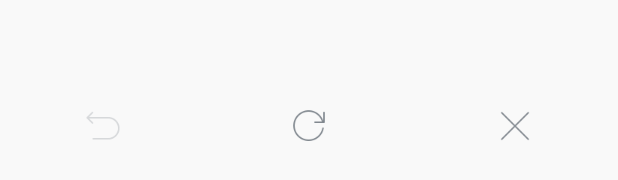
After one commit to yoomaz/AndroidCommon, an Android app: the layout layout_webpopup_bottom.xml on its own in the app's theme, with its tools: preview values and no code run, on a phone screen of 412 x 824 dp. The commit adds this screen. Shown: the part 492-672 px from the top of the screen. Run offline under Robolectric (Android 15) with nearby library versions, the phone set to English and light mode, and no system bars.

Commit message:
[代码修改]增加弹框类型webview

```diff
--- a/app/src/main/java/com/graypn/android_common/MainActivity.java
+++ b/app/src/main/java/com/graypn/android_common/MainActivity.java
@@ -34,7 +34,8 @@ public class MainActivity extends BaseActivity {
         btn.setOnClickListener(new View.OnClickListener() {
             @Override
             public void onClick(View v) {
-                WebViewUtils.launchWebActivity(MainActivity.this, "baidu", "http://www.baidu.com");
+//                WebViewUtils.launchWebActivity(MainActivity.this, "baidu", "http://www.baidu.com");
+                WebViewUtils.launchWebPopupActivity(MainActivity.this, "http://www.baidu.com");
             }
         });
     }
--- /dev/null
+++ b/cmmon/src/main/res/drawable/bg_webpopup_btn.xml
@@ -0,0 +1,5 @@
+<?xml version="1.0" encoding="utf-8"?>
+<selector xmlns:android="http://schemas.android.com/apk/res/android">
+    <item android:drawable="@color/bg_webpopup_btn_pressed" android:state_enabled="true" android:state_pressed="true" />
+    <item android:drawable="@color/bg_webpopup_btn_nomal" />
+</selector>
--- /dev/null
+++ b/cmmon/src/main/res/layout/layout_webpopup_bottom.xml
@@ -0,0 +1,35 @@
+<?xml version="1.0" encoding="utf-8"?>
+<LinearLayout xmlns:android="http://schemas.android.com/apk/res/android"
+    android:id="@+id/ll_webpopup_bottom"
+    android:layout_width="match_parent"
+    android:layout_height="match_parent"
+    android:background="@color/bg_webpopup_btn_nomal"
+    android:orientation="horizontal">
+
+    <ImageView
+        android:id="@+id/btn_back"
+        android:layout_width="0dp"
+        android:layout_height="match_parent"
+        android:layout_weight="1"
+        android:background="@drawable/bg_webpopup_btn"
+        android:scaleType="center"
+        android:src="@mipmap/ic_webpopup_back_unenable" />
+
+    <ImageView
+        android:id="@+id/btn_refresh"
+        android:layout_width="0dp"
+        android:layout_height="match_parent"
+        android:layout_weight="1"
+        android:background="@drawable/bg_webpopup_btn"
+        android:scaleType="center"
+        android:src="@mipmap/ic_webpopup_refresh" />
+
+    <ImageView
+        android:id="@+id/btn_close"
+        android:layout_width="0dp"
+        android:layout_height="match_parent"
+        android:layout_weight="1"
+        android:background="@drawable/bg_webpopup_btn"
+        android:scaleType="center"
+        android:src="@mipmap/ic_webpopup_close" />
+</LinearLayout>
--- a/cmmon/src/main/res/values/colors.xml
+++ b/cmmon/src/main/res/values/colors.xml
@@ -37,5 +37,10 @@
     <color name="btn_default_light_pressed">#40ffffff</color>
 
     <color name="yellow">#FF9A0A</color>
-    <color name="transparent">#10000000</color>
+    <color name="transparent">#00000000</color>
+
+    <color name="bg_webpopup_btn_nomal">#fff9f9f9</color>
+    <color name="bg_webpopup_btn_pressed">#ff0093eb</color>
+    <color name="mmp_text_color">#333333</color>
+    <color name="mmp_split_color">#ebebeb</color>
 </resources>
--- a/cmmon/src/main/res/values/dimens.xml
+++ b/cmmon/src/main/res/values/dimens.xml
@@ -1,4 +1,6 @@
 <?xml version="1.0" encoding="utf-8"?>
 <resources>
     <dimen name="actionBarSize">56dp</dimen>
+
+    <dimen name="DIP_18">18dp</dimen>
 </resources>
--- a/cmmon/src/main/res/values/styles.xml
+++ b/cmmon/src/main/res/values/styles.xml
@@ -9,4 +9,11 @@
         <item name="android:backgroundDimEnabled">true</item>
     </style>
 
+    <style name="transparentDialogStyle" parent="Theme.AppCompat.Dialog">
+        <item name="android:windowBackground">@color/transparent</item>
+        <item name="android:windowNoTitle">true</item>
+        <item name="android:windowIsTranslucent">true</item>
+        <item name="android:windowAnimationStyle">@android:style/Animation.Translucent</item>
+    </style>
+
 </resources>
```
Also changed, not shown: cmmon/src/main/AndroidManifest.xml (+11 -3 lines), cmmon/src/main/java/com/graypn/cmmon/utils/WebViewUtils.java (+7 -0 lines), cmmon/src/main/java/com/graypn/cmmon/view/webpage/WebPopupActivity.java (added, +184 -0 lines), cmmon/src/main/res/layout/topbar_main.xml (+9 -9 lines), cmmon/src/main/res/mipmap-xhdpi/ic_webpopup_back.png (added), cmmon/src/main/res/mipmap-xhdpi/ic_webpopup_back_unenable.png (added), cmmon/src/main/res/mipmap-xhdpi/ic_webpopup_close.png (added), cmmon/src/main/res/mipmap-xhdpi/ic_webpopup_refresh.png (added), cmmon/src/main/res/mipmap-xxhdpi/ic_webpopup_back.png (added), cmmon/src/main/res/mipmap-xxhdpi/ic_webpopup_back_unenable.png (added), cmmon/src/main/res/mipmap-xxhdpi/ic_webpopup_close.png (added), cmmon/src/main/res/mipmap-xxhdpi/ic_webpopup_refresh.png (added).
